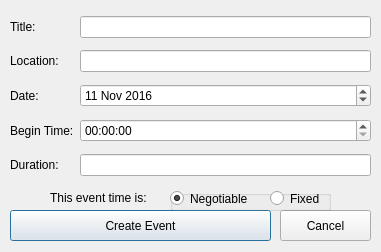
Before: the Qt Designer form createevent.ui in allenh1/timefuse-client, drawn with Qt 5.
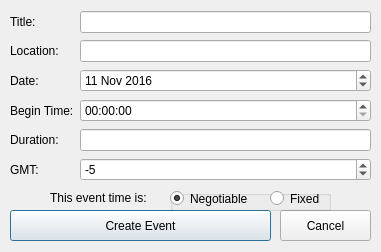
After: the same form once the commit is applied.

Commit message: Added a timezone offset field to the create event UI.

```diff
--- a/createevent.ui
+++ b/createevent.ui
@@ -94,6 +94,29 @@
       </property>
      </widget>
     </item>
+    <item row="5" column="0">
+     <widget class="QLabel" name="label_2">
+      <property name="text">
+       <string>GMT:</string>
+      </property>
+     </widget>
+    </item>
+    <item row="5" column="1">
+     <widget class="QSpinBox" name="timezoneOffset">
+      <property name="toolTip">
+       <string>Offset from GMT (e.g. Eastern is -5)</string>
+      </property>
+      <property name="minimum">
+       <number>-12</number>
+      </property>
+      <property name="maximum">
+       <number>12</number>
+      </property>
+      <property name="value">
+       <number>-5</number>
+      </property>
+     </widget>
+    </item>
    </layout>
   </widget>
   <widget class="QPushButton" name="pushCancel">
```
Left out of the diff: 12 changed lines with no effect on the pictures. The commit also changes 3 other files.
